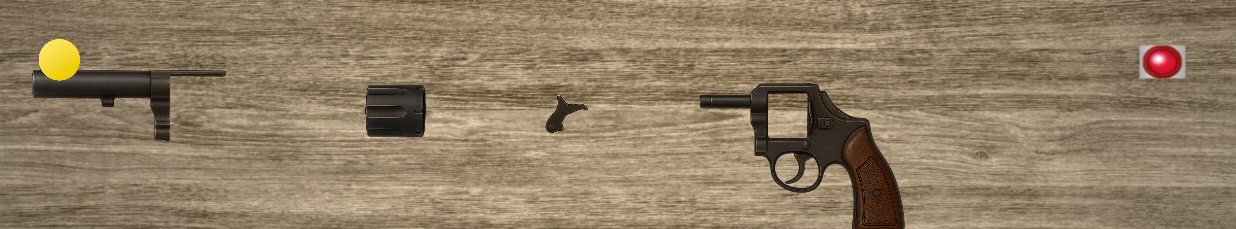
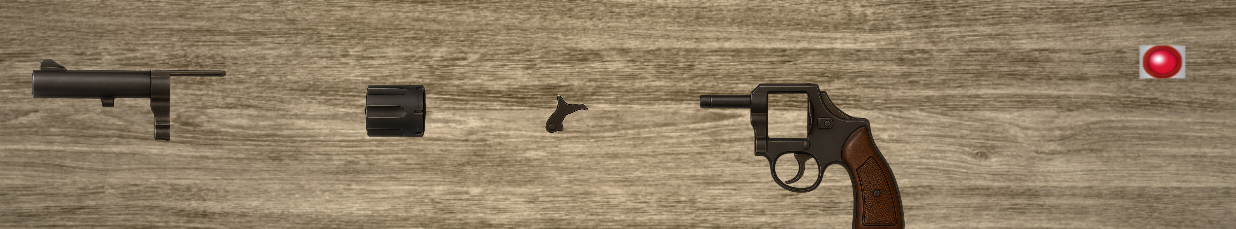
Before and after one commit to EsatAlpaslan/Java-kargo-oyun, an Android app: the MainRoomFragment screen opened through its navigation route, on a phone screen of 824 x 412 dp (held sideways). Shown: the top 229 px of the screen. Run offline under Robolectric (Android 15) with nearby library versions, the phone set to English and light mode, and no system bars.

Commit message:
sarı buton sadece 3. gün olacak şekilde düzenlendi.

```diff
--- a/app/src/main/java/com/example/kargocuillegal/MainRoomFragment.java
+++ b/app/src/main/java/com/example/kargocuillegal/MainRoomFragment.java
@@ -234,6 +234,15 @@ public class MainRoomFragment extends Fragment {
 
             Toast.makeText(getContext(), "GÜN " + currentDay + " başladı!", Toast.LENGTH_SHORT).show();
         });
+
+        orderBoardButton = view.findViewById(R.id.orderBoardButton);
+
+        if (currentDay == 3) {
+            orderBoardButton.setVisibility(View.VISIBLE);
+        } else {
+            orderBoardButton.setVisibility(View.GONE);
+        }
+
 
 
         dayTimerText = view.findViewById(R.id.dayTimerText);
```
